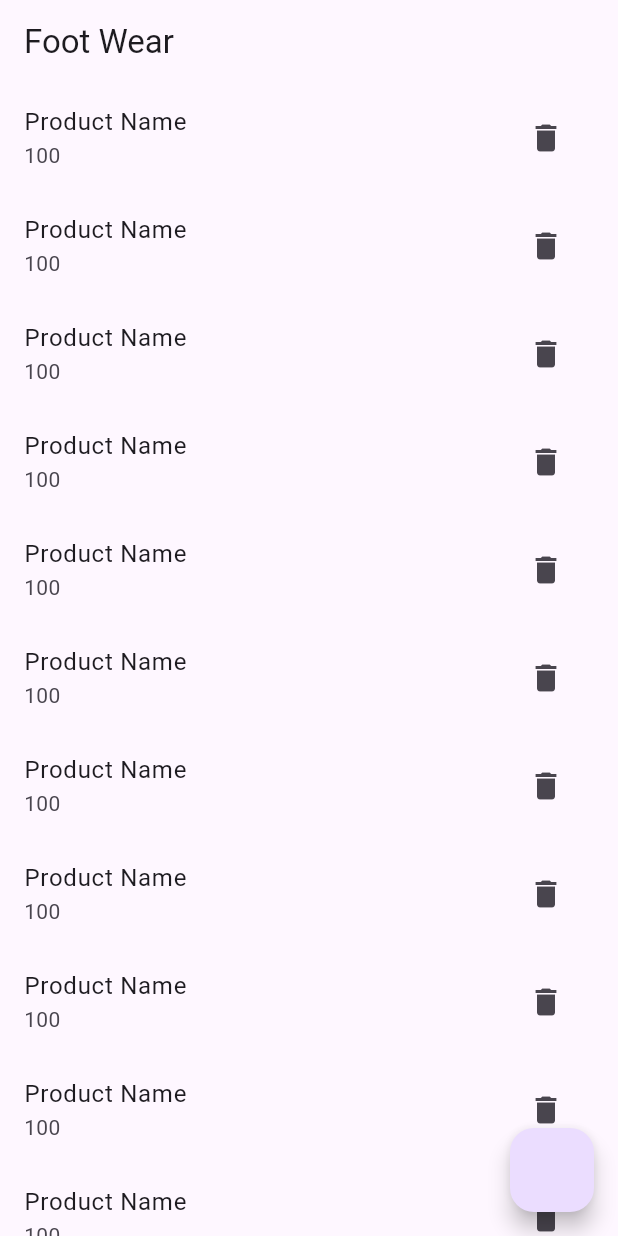
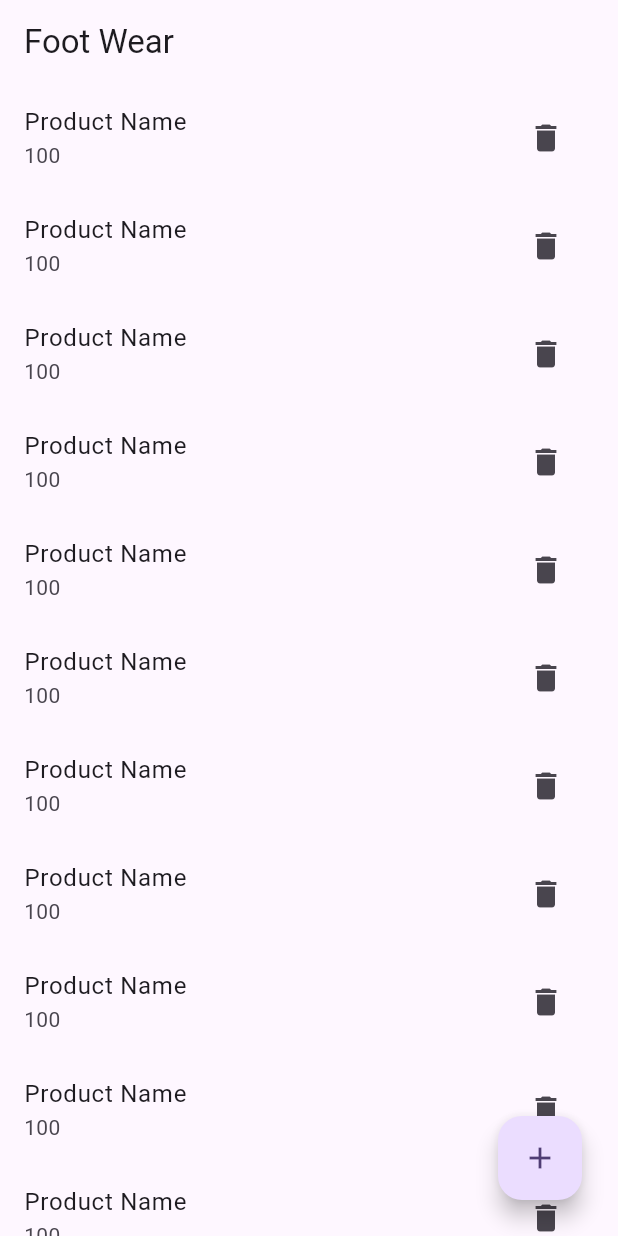
Before and after one commit to rathaurkaushik/ecommerce_admin_app, a Flutter app: the screen it shows after launch, on a phone screen of 412 x 824 dp. Run offline on Flutter 3.47's test engine with Material 3 defaults, Android fonts, the phone set to English and light mode, and no system bars; our stand-ins replace dropdown_button2, get.

Commit message:
make ui part of our app

```diff
--- a/lib/pages/home_page.dart
+++ b/lib/pages/home_page.dart
@@ -24,9 +24,14 @@ class HomePage extends StatelessWidget {
                   icon: Icon(Icons.delete)));
         },
       ),
-      floatingActionButton: FloatingActionButton(onPressed: (){
-        Get.to(AddProductPage());
-      }),
+      floatingActionButton: Padding(
+        padding: const EdgeInsets.all(8.0),
+        child: FloatingActionButton(
+            child: Icon(Icons.add),
+            onPressed: (){
+          Get.to(AddProductPage());
+        }),
+      ),
     );
   }
 }
```
